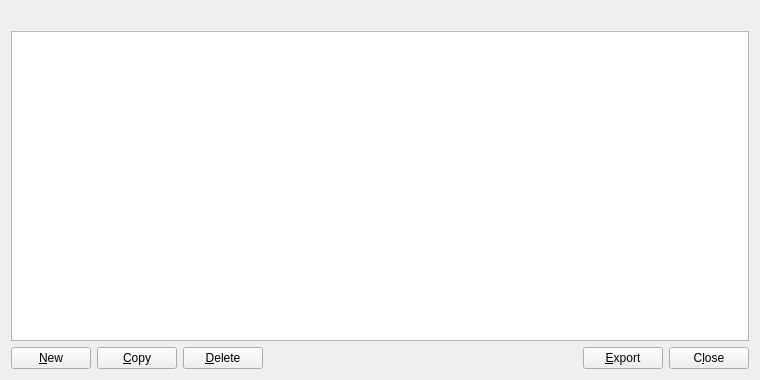
Before: the Qt Designer form src/qt/forms/addressbookpage.ui in digibyte/digibyte, drawn with Qt 5.
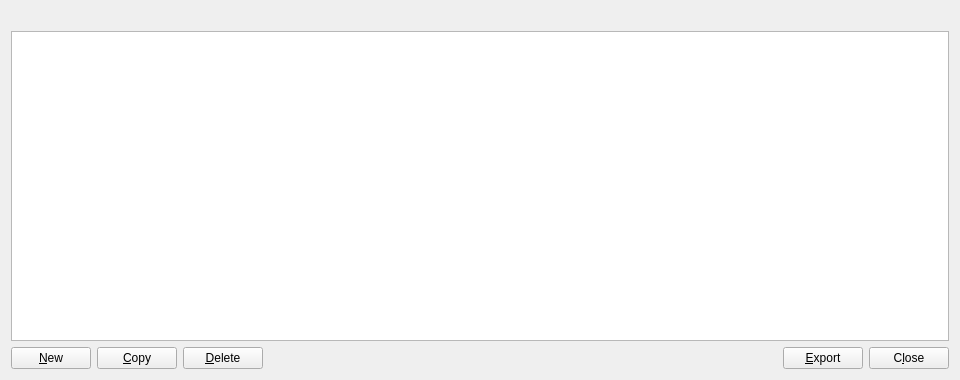
After: the same form once the commit is applied. Icons and pictures are not drawn.

The edit to the form file:
```diff
--- a/src/qt/forms/addressbookpage.ui
+++ b/src/qt/forms/addressbookpage.ui
@@ -6,7 +6,7 @@
    <rect>
     <x>0</x>
     <y>0</y>
-    <width>760</width>
+    <width>960</width>
     <height>380</height>
    </rect>
   </property>
```
